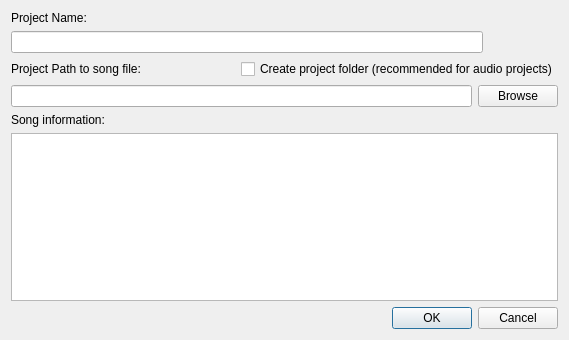
The window that muse2/muse/widgets/projectcreate.ui (muse-sequencer/muse) describes before a commit, drawn with Qt 5.
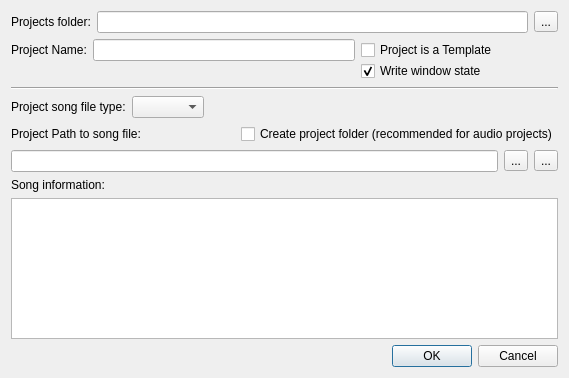
The same window after the commit.

Patch:
```diff
--- a/muse2/muse/widgets/projectcreate.ui
+++ b/muse2/muse/widgets/projectcreate.ui
@@ -7,38 +7,118 @@
     <x>0</x>
     <y>0</y>
     <width>569</width>
-    <height>340</height>
+    <height>378</height>
    </rect>
   </property>
   <property name="windowTitle">
    <string>Create Project</string>
   </property>
-  <layout class="QVBoxLayout" name="verticalLayout_2">
-   <item>
     <layout class="QVBoxLayout" name="verticalLayout">
      <item>
+    <layout class="QHBoxLayout" name="horizontalLayout_8">
+     <item>
+      <widget class="QLabel" name="label_5">
+       <property name="text">
+        <string>Projects folder:</string>
+       </property>
+      </widget>
+     </item>
+     <item>
+      <widget class="QLineEdit" name="projDirLineEdit">
+       <property name="readOnly">
+        <bool>true</bool>
+       </property>
+      </widget>
+     </item>
+     <item>
+      <widget class="QToolButton" name="projDirToolButton">
+       <property name="text">
+        <string>...</string>
+       </property>
+      </widget>
+     </item>
+    </layout>
+   </item>
+   <item>
+    <layout class="QGridLayout" name="gridLayout">
+     <property name="horizontalSpacing">
+      <number>6</number>
+     </property>
+     <property name="verticalSpacing">
+      <number>0</number>
+     </property>
+     <item row="0" column="0">
       <widget class="QLabel" name="label_2">
        <property name="text">
         <string>Project Name:</string>
        </property>
       </widget>
      </item>
-     <item>
-      <layout class="QHBoxLayout" name="horizontalLayout_3">
-       <item>
-        <widget class="QLineEdit" name="projectNameEdit"/>
-       </item>
-       <item>
+     <item row="0" column="3">
+      <widget class="QCheckBox" name="templateCheckBox">
+       <property name="text">
+        <string>Project is a Template</string>
+       </property>
+      </widget>
+     </item>
+     <item row="0" column="4" rowspan="2">
         <spacer name="horizontalSpacer">
          <property name="orientation">
           <enum>Qt::Horizontal</enum>
          </property>
          <property name="sizeType">
-          <enum>QSizePolicy::Fixed</enum>
+        <enum>QSizePolicy::Minimum</enum>
          </property>
          <property name="sizeHint" stdset="0">
           <size>
-           <width>75</width>
+         <width>60</width>
+         <height>20</height>
+        </size>
+       </property>
+      </spacer>
+     </item>
+     <item row="1" column="3">
+      <widget class="QCheckBox" name="winStateCheckbox">
+       <property name="text">
+        <string>Write window state</string>
+       </property>
+       <property name="checked">
+        <bool>true</bool>
+       </property>
+      </widget>
+     </item>
+     <item row="0" column="1">
+      <widget class="QLineEdit" name="projectNameEdit"/>
+     </item>
+    </layout>
+   </item>
+   <item>
+    <widget class="Line" name="line">
+     <property name="orientation">
+      <enum>Qt::Horizontal</enum>
+     </property>
+    </widget>
+   </item>
+   <item>
+    <layout class="QHBoxLayout" name="horizontalLayout_5">
+     <item>
+      <widget class="QLabel" name="label_4">
+       <property name="text">
+        <string>Project song file type:</string>
+       </property>
+      </widget>
+     </item>
+     <item>
+      <widget class="QComboBox" name="projectFileTypeCB"/>
+     </item>
+     <item>
+      <spacer name="horizontalSpacer_3">
+       <property name="orientation">
+        <enum>Qt::Horizontal</enum>
+       </property>
+       <property name="sizeHint" stdset="0">
+        <size>
+         <width>40</width>
            <height>20</height>
           </size>
          </property>
@@ -87,9 +167,16 @@
         </widget>
        </item>
        <item>
-        <widget class="QPushButton" name="browseDirButton">
+      <widget class="QToolButton" name="browseDirButton">
          <property name="text">
-          <string>Browse</string>
+        <string>...</string>
+       </property>
+      </widget>
+     </item>
+     <item>
+      <widget class="QToolButton" name="restorePathButton">
+       <property name="text">
+        <string>...</string>
          </property>
         </widget>
        </item>
@@ -120,8 +207,6 @@
       </layout>
      </item>
     </layout>
-   </item>
-  </layout>
  </widget>
  <resources/>
  <connections>
```
Left out of the diff: 11 changed lines with no effect on the pictures. Lines whose indentation alone changed are shown as unchanged.
